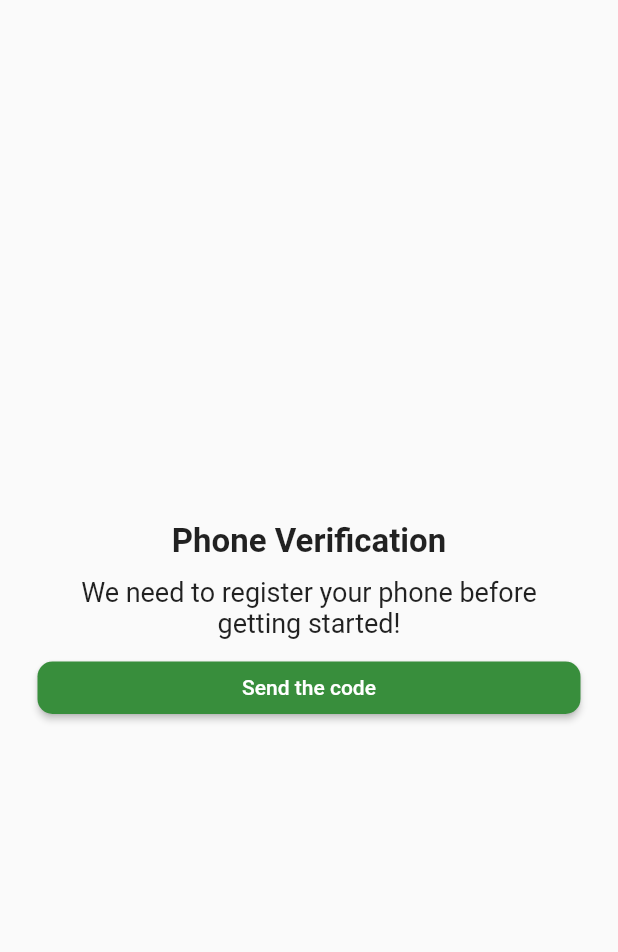
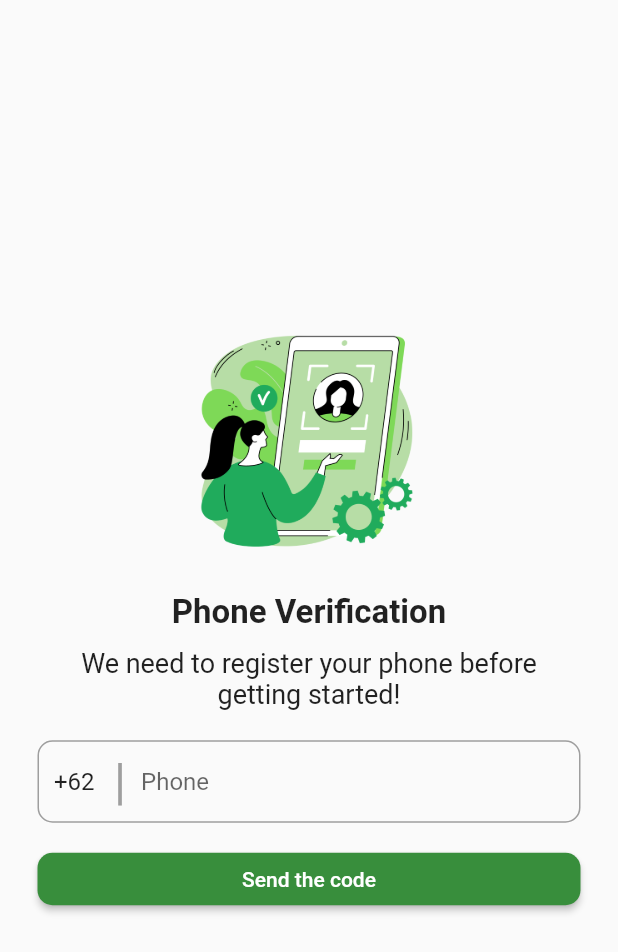
Before and after one commit to rjayaa/Maku_App, a Flutter app: the screen it shows after launch, on a phone screen of 412 x 824 dp. Shown: the top 952 px of the screen. Run offline on Flutter 3.47's test engine with Material 2 defaults, Android fonts, the phone set to English and light mode, and no system bars.

Commit message:
ui phone done

```diff
--- a/lib/phone.dart
+++ b/lib/phone.dart
@@ -8,6 +8,15 @@ class MyPhone extends StatefulWidget {
 }
 
 class _MyPhoneState extends State<MyPhone> {
+  TextEditingController numberCode = TextEditingController();
+
+  @override
+  void initState() {
+    // TODO: implement initState
+    numberCode.text = "+62";
+    super.initState();
+  }
+
   @override
   Widget build(BuildContext context) {
     return Scaffold(
@@ -18,6 +27,14 @@ class _MyPhoneState extends State<MyPhone> {
           child: Column(
             mainAxisAlignment: MainAxisAlignment.center,
             children: [
+              Image.asset(
+                'assets/img1.png',
+                width: 150,
+                height: 150,
+              ),
+              SizedBox(
+                height: 25,
+              ),
               Text(
                 'Phone Verification',
                 style: TextStyle(fontSize: 22, fontWeight: FontWeight.bold),
@@ -33,13 +50,51 @@ class _MyPhoneState extends State<MyPhone> {
                 textAlign: TextAlign.center,
               ),
               SizedBox(
-                height: 15,
+                height: 20,
+              ),
+              Container(
+                height: 55,
+                decoration: BoxDecoration(
+                    border: Border.all(width: 1, color: Colors.grey),
+                    borderRadius: BorderRadius.circular(10)),
+                child: Row(
+                  children: [
+                    SizedBox(
+                      width: 10,
+                    ),
+                    SizedBox(
+                      width: 40,
+                      child: TextField(
+                        controller: numberCode,
+                        decoration: InputDecoration(border: InputBorder.none),
+                      ),
+                    ),
+                    Text(
+                      "|",
+                      style: TextStyle(fontSize: 33, color: Colors.grey),
+                    ),
+                    SizedBox(
+                      width: 10,
+                    ),
+                    Expanded(
+                      child: TextField(
+                        decoration: InputDecoration(
+                            border: InputBorder.none, hintText: "Phone"),
+                      ),
+                    )
+                  ],
+                ),
+              ),
+              SizedBox(
+                height: 20,
               ),
               SizedBox(
                 height: 35,
                 width: double.infinity,
                 child: ElevatedButton(
-                  onPressed: () {},
+                  onPressed: () {
+                    Navigator.pushNamed(context, "otp");
+                  },
                   child: Text('Send the code'),
                   style: ElevatedButton.styleFrom(
                       primary: Colors.green.shade700,
```
Also changed, not shown: pubspec.yaml (+4 -5 lines), assets/img1.png (added), 15 other files.
